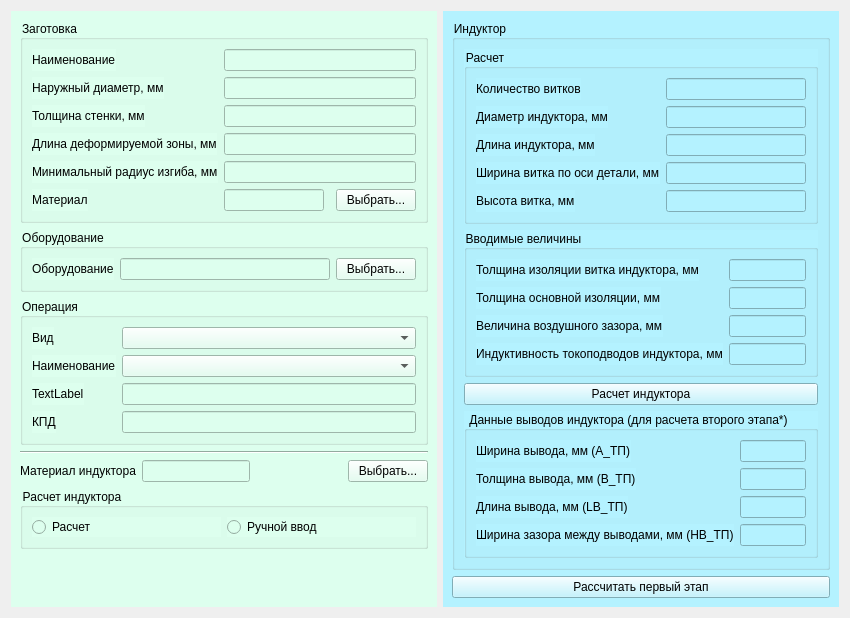
First picture: the form in gui/InitialParameters.ui, repository Kroshy1984/MIOM, before the edit.
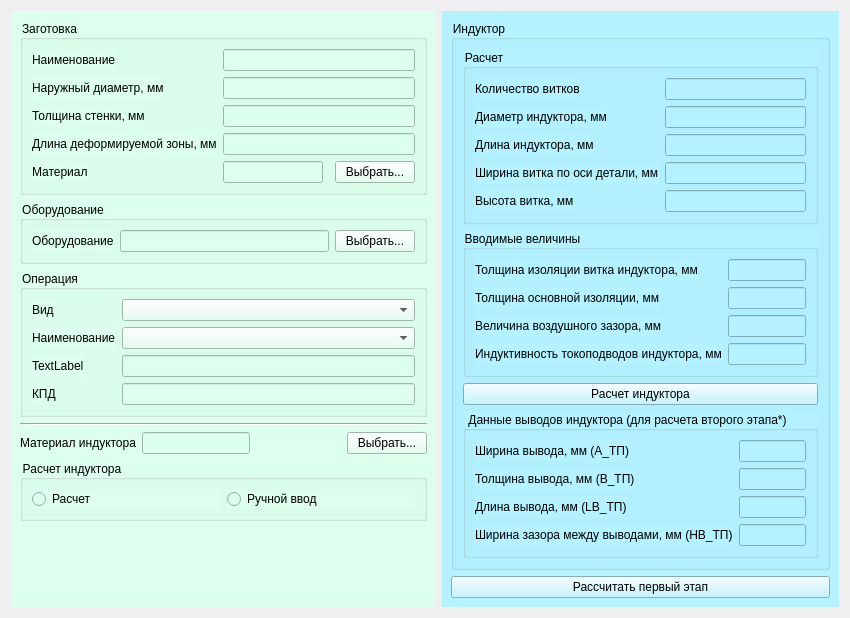
Second picture: the form after the edit.

```diff
--- a/gui/InitialParameters.ui
+++ b/gui/InitialParameters.ui
@@ -47,6 +47,9 @@
            </property>
           </widget>
          </item>
+         <item row="1" column="1">
+          <widget class="QLineEdit" name="lineEditOuterDiameter"/>
+         </item>
          <item row="2" column="0">
           <widget class="QLabel" name="label_3">
            <property name="toolTip">
@@ -57,6 +60,9 @@
            </property>
           </widget>
          </item>
+         <item row="2" column="1">
+          <widget class="QLineEdit" name="lineEditSideThickness"/>
+         </item>
          <item row="3" column="0">
           <widget class="QLabel" name="label_4">
            <property name="toolTip">
@@ -67,23 +73,17 @@
            </property>
           </widget>
          </item>
-         <item row="5" column="0">
-          <widget class="QLabel" name="label_5">
-           <property name="text">
-            <string>Материал</string>
-           </property>
-          </widget>
-         </item>
-         <item row="1" column="1">
-          <widget class="QLineEdit" name="lineEditOuterDiameter"/>
-         </item>
-         <item row="2" column="1">
-          <widget class="QLineEdit" name="lineEditSideThickness"/>
-         </item>
          <item row="3" column="1">
           <widget class="QLineEdit" name="lineEditLengthDeform"/>
          </item>
-         <item row="5" column="1">
+         <item row="4" column="0">
+          <widget class="QLabel" name="label_5">
+           <property name="text">
+            <string>Материал</string>
+           </property>
+          </widget>
+         </item>
+         <item row="4" column="1">
           <layout class="QHBoxLayout" name="horizontalLayout_4">
            <item>
             <widget class="QLineEdit" name="lineEditBilletMaterial">
@@ -117,16 +117,6 @@
            </item>
           </layout>
          </item>
-         <item row="4" column="0">
-          <widget class="QLabel" name="label_21">
-           <property name="text">
-            <string>Минимальный радиус изгиба, мм</string>
-           </property>
-          </widget>
-         </item>
-         <item row="4" column="1">
-          <widget class="QLineEdit" name="lineEditRMGD"/>
-         </item>
         </layout>
        </widget>
       </item>
```
